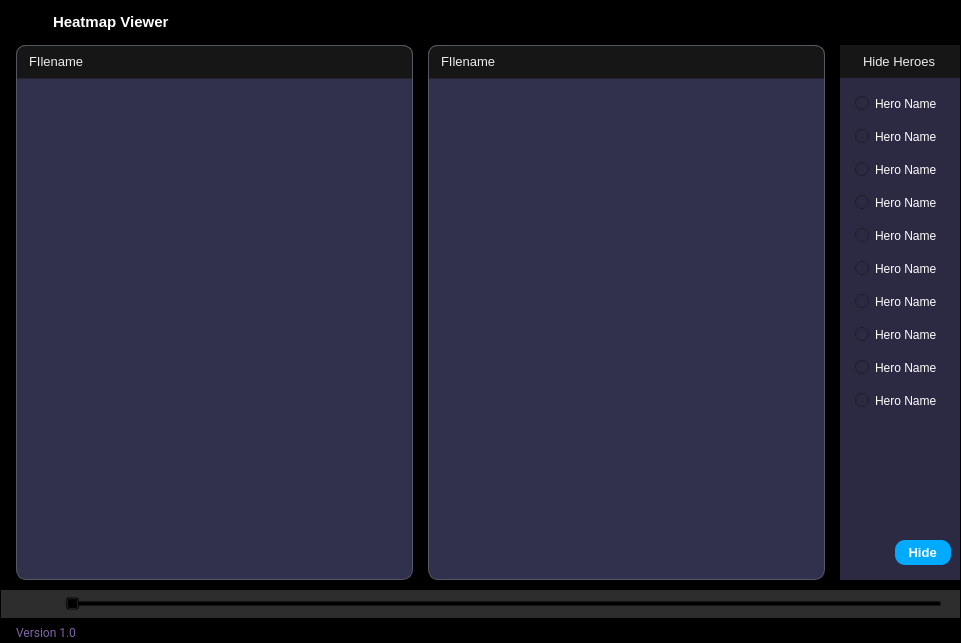
Old version of the form ui/pages/hmap_viewer.ui in the repository elian-olbz/mlbb-drafting-and-simulation-tools.
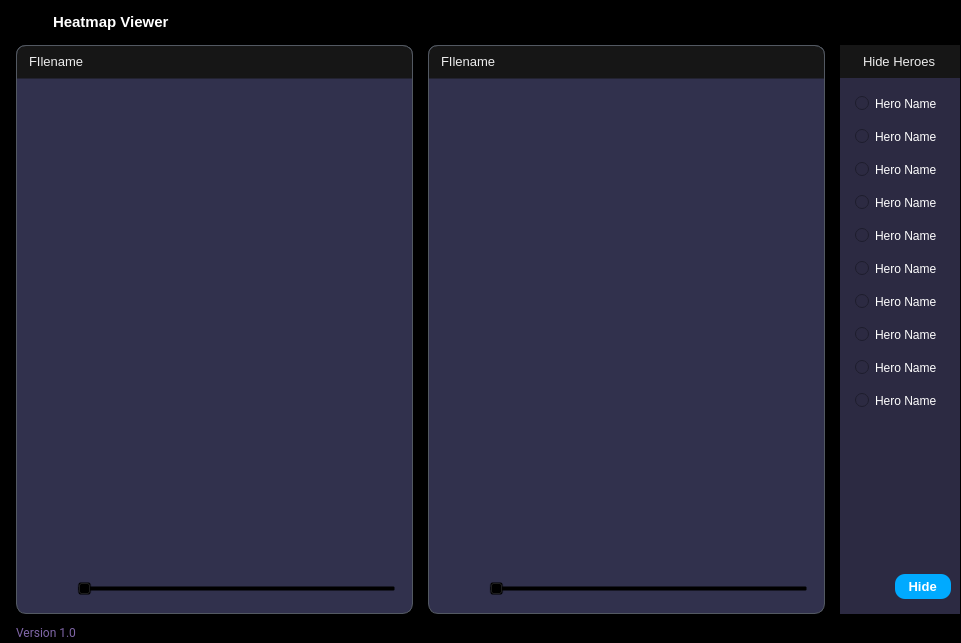
New version of the form. Icons and pictures are not drawn.

Commit message: separated play button and slider for video and hmap

The edit to the form file:
```diff
--- a/ui/pages/hmap_viewer.ui
+++ b/ui/pages/hmap_viewer.ui
@@ -628,7 +628,7 @@
                                 <number>0</number>
                                </property>
                                <property name="bottomMargin">
-                                <number>8</number>
+                                <number>0</number>
                                </property>
                                <item alignment="Qt::AlignTop">
                                 <widget class="QFrame" name="frame_6">
@@ -725,6 +725,72 @@
                                     </property>
                                    </widget>
                                   </item>
+                                  <item>
+                                   <widget class="QFrame" name="frame_8">
+                                    <property name="frameShape">
+                                     <enum>QFrame::StyledPanel</enum>
+                                    </property>
+                                    <property name="frameShadow">
+                                     <enum>QFrame::Raised</enum>
+                                    </property>
+                                    <layout class="QHBoxLayout" name="horizontalLayout_8">
+                                     <property name="spacing">
+                                      <number>0</number>
+                                     </property>
+                                     <property name="leftMargin">
+                                      <number>0</number>
+                                     </property>
+                                     <property name="topMargin">
+                                      <number>0</number>
+                                     </property>
+                                     <property name="rightMargin">
+                                      <number>8</number>
+                                     </property>
+                                     <property name="bottomMargin">
+                                      <number>4</number>
+                                     </property>
+                                     <item>
+                                      <widget class="QPushButton" name="video_play_btn">
+                                       <property name="toolTip">
+                                        <string>Start</string>
+                                       </property>
+                                       <property name="text">
+                                        <string/>
+                                       </property>
+                                       <property name="icon">
+                                        <iconset resource="../rsc.qrc">
+                                         <normaloff>:/icons/icons/play.svg</normaloff>:/icons/icons/play.svg</iconset>
+                                       </property>
+                                       <property name="iconSize">
+                                        <size>
+                                         <width>18</width>
+                                         <height>18</height>
+                                        </size>
+                                       </property>
+                                      </widget>
+                                     </item>
+                                     <item>
+                                      <widget class="QSlider" name="video_slider">
+                                       <property name="minimum">
+                                        <number>0</number>
+                                       </property>
+                                       <property name="maximum">
+                                        <number>100</number>
+                                       </property>
+                                       <property name="pageStep">
+                                        <number>5</number>
+                                       </property>
+                                       <property name="sliderPosition">
+                                        <number>0</number>
+                                       </property>
+                                       <property name="orientation">
+                                        <enum>Qt::Horizontal</enum>
+                                       </property>
+                                      </widget>
+                                     </item>
+                                    </layout>
+                                   </widget>
+                                  </item>
                                  </layout>
                                 </widget>
                                </item>
@@ -755,7 +821,7 @@
                                 <number>0</number>
                                </property>
                                <property name="bottomMargin">
-                                <number>8</number>
+                                <number>0</number>
                                </property>
                                <item alignment="Qt::AlignTop">
                                 <widget class="QFrame" name="frame_14">
@@ -861,6 +927,72 @@
                                     </property>
                                    </widget>
                                   </item>
+                                  <item>
+                                   <widget class="QFrame" name="frame_10">
+                                    <property name="frameShape">
+                                     <enum>QFrame::StyledPanel</enum>
+                                    </property>
+                                    <property name="frameShadow">
+                                     <enum>QFrame::Raised</enum>
+                                    </property>
+                                    <layout class="QHBoxLayout" name="horizontalLayout_14">
+                                     <property name="spacing">
+                                      <number>0</number>
+                                     </property>
+                                     <property name="leftMargin">
+                                      <number>0</number>
+                                     </property>
+                                     <property name="topMargin">
+                                      <number>0</number>
+                                     </property>
+                                     <property name="rightMargin">
+                                      <number>8</number>
+                                     </property>
+                                     <property name="bottomMargin">
+                                      <number>4</number>
+                                     </property>
+                                     <item>
+                                      <widget class="QPushButton" name="hmap_play_btn">
+                                       <property name="toolTip">
+                                        <string>Start</string>
+                                       </property>
+                                       <property name="text">
+                                        <string/>
+                                       </property>
+                                       <property name="icon">
+                                        <iconset resource="../rsc.qrc">
+                                         <normaloff>:/icons/icons/play.svg</normaloff>:/icons/icons/play.svg</iconset>
+                                       </property>
+                                       <property name="iconSize">
+                                        <size>
+                                         <width>18</width>
+                                         <height>18</height>
+                                        </size>
+                                       </property>
+                                      </widget>
+                                     </item>
+                                     <item>
+                                      <widget class="QSlider" name="hmap_slider">
+                                       <property name="minimum">
+                                        <number>0</number>
+                                       </property>
+                                       <property name="maximum">
+                                        <number>100</number>
+                                       </property>
+                                       <property name="pageStep">
+                                        <number>5</number>
+                                       </property>
+                                       <property name="sliderPosition">
+                                        <number>0</number>
+                                       </property>
+                                       <property name="orientation">
+                                        <enum>Qt::Horizontal</enum>
+                                       </property>
+                                      </widget>
+                                     </item>
+                                    </layout>
+                                   </widget>
+                                  </item>
                                  </layout>
                                 </widget>
                                </item>
@@ -1392,7 +1524,7 @@
                            <property name="styleSheet">
                             <string notr="true"/>
                            </property>
-                           <layout class="QHBoxLayout" name="horizontalLayout_14" stretch="8">
+                           <layout class="QHBoxLayout" name="horizontalLayout_5">
                             <property name="spacing">
                              <number>0</number>
                             </property>
@@ -1400,134 +1532,14 @@
                              <number>0</number>
                             </property>
                             <property name="topMargin">
-                             <number>2</number>
+                             <number>0</number>
                             </property>
                             <property name="rightMargin">
                              <number>0</number>
                             </property>
                             <property name="bottomMargin">
-                             <number>4</number>
+                             <number>0</number>
                             </property>
-                            <item>
-                             <widget class="QFrame" name="frame_4">
-                              <property name="sizePolicy">
-                               <sizepolicy hsizetype="Expanding" vsizetype="Preferred">
-                                <horstretch>0</horstretch>
-                                <verstretch>0</verstretch>
-                               </sizepolicy>
-                              </property>
-                              <property name="minimumSize">
-                               <size>
-                                <width>0</width>
-                                <height>0</height>
-                               </size>
-                              </property>
-                              <property name="maximumSize">
-                               <size>
-                                <width>16777215</width>
-                                <height>16777215</height>
-                               </size>
-                              </property>
-                              <property name="styleSheet">
-                               <string notr="true">QFrame #frame_4{
-background-color: rgba(77, 77, 77, 150);
-border-radius:0px;
-}</string>
-                              </property>
-                              <property name="frameShape">
-                               <enum>QFrame::StyledPanel</enum>
-                              </property>
-                              <property name="frameShadow">
-                               <enum>QFrame::Raised</enum>
-                              </property>
-                              <layout class="QHBoxLayout" name="horizontalLayout_5" stretch="0,0">
-                               <property name="spacing">
-                                <number>2</number>
-                               </property>
-                               <property name="leftMargin">
-                                <number>0</number>
-                               </property>
-                               <property name="topMargin">
-                                <number>2</number>
-                               </property>
-                               <property name="rightMargin">
-                                <number>18</number>
-                               </property>
-                               <property name="bottomMargin">
-                                <number>2</number>
-                               </property>
-                               <item alignment="Qt::AlignLeft|Qt::AlignVCenter">
-                                <widget class="QFrame" name="frame_7">
-                                 <property name="styleSheet">
-                                  <string notr="true"/>
-                                 </property>
-                                 <property name="frameShape">
-                                  <enum>QFrame::StyledPanel</enum>
-                                 </property>
-                                 <property name="frameShadow">
-                                  <enum>QFrame::Raised</enum>
-                                 </property>
-                                 <layout class="QHBoxLayout" name="horizontalLayout_6">
-                                  <property name="spacing">
-                                   <number>0</number>
-                                  </property>
-                                  <property name="leftMargin">
-                                   <number>10</number>
-                                  </property>
-                                  <property name="topMargin">
-                                   <number>0</number>
-                                  </property>
-                                  <property name="rightMargin">
-                                   <number>0</number>
-                                  </property>
-                                  <property name="bottomMargin">
-                                   <number>0</number>
-                                  </property>
-                                  <item>
-                                   <widget class="QPushButton" name="play_btn">
-                                    <property name="toolTip">
-                                     <string>Start</string>
-                                    </property>
-                                    <property name="text">
-                                     <string/>
-                                    </property>
-                                    <property name="icon">
-                                     <iconset resource="../rsc.qrc">
-                                      <normaloff>:/icons/icons/play.svg</normaloff>:/icons/icons/play.svg</iconset>
-                                    </property>
-                                    <property name="iconSize">
-                                     <size>
-                                      <width>22</width>
-                                      <height>22</height>
-                                     </size>
-                                    </property>
-                                   </widget>
-                                  </item>
-                                 </layout>
-                                </widget>
-                               </item>
-                               <item>
-                                <widget class="QSlider" name="horizontalSlider">
-                                 <property name="minimum">
-                                  <number>0</number>
-                                 </property>
-                                 <property name="maximum">
-                                  <number>100</number>
-                                 </property>
-                                 <property name="pageStep">
-                                  <number>5</number>
-                                 </property>
-                                 <property name="sliderPosition">
-                                  <number>0</number>
-                                 </property>
-                                 <property name="orientation">
-                                  <enum>Qt::Horizontal</enum>
-                                 </property>
-                                </widget>
-                               </item>
-                              </layout>
-                             </widget>
-                            </item>
                            </layout>
                           </widget>
                          </item>
```
The commit also changes 1 other file.
